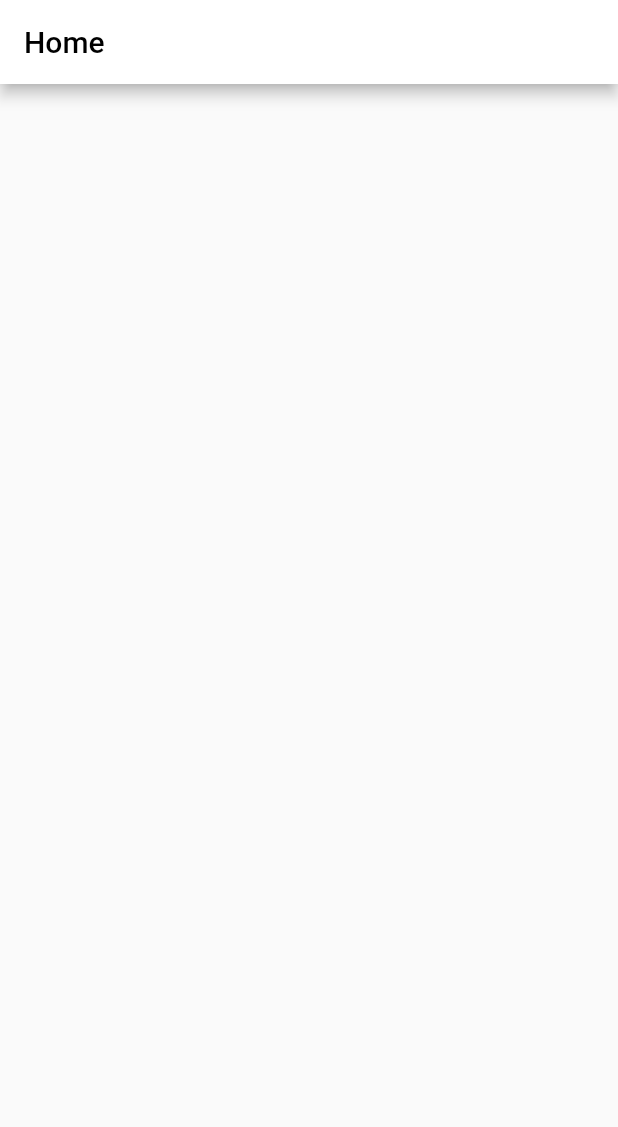
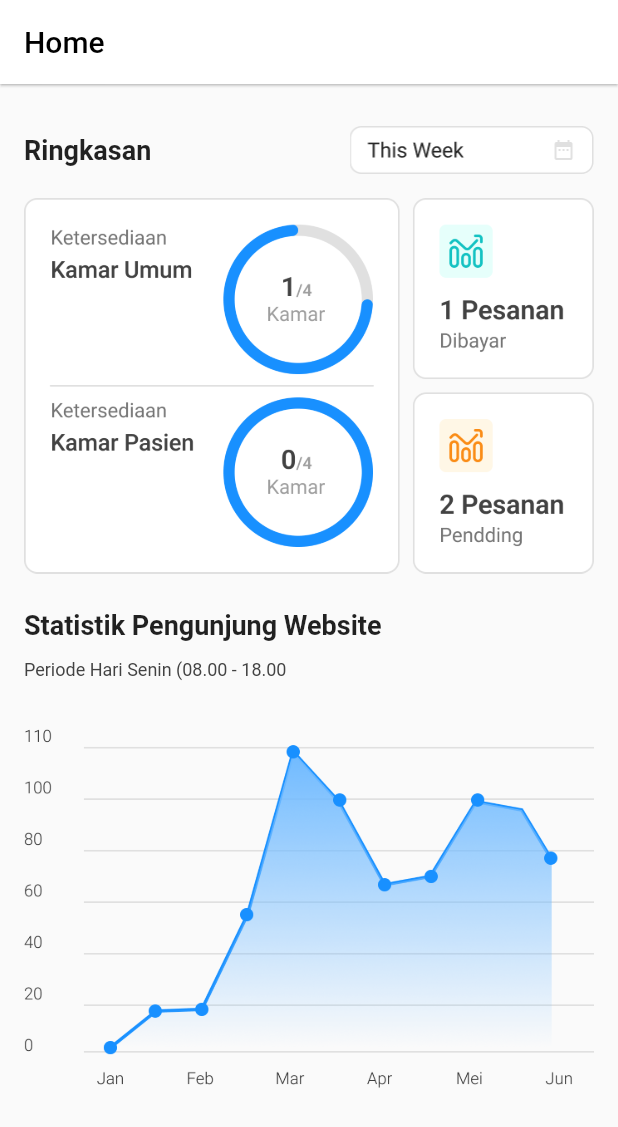
Before and after one commit to asrafilll/slicing_ui_flutter, a Flutter app: the HomePage screen opened directly, on a phone screen of 412 x 824 dp. Shown: the top 1127 px of the screen. Run offline on Flutter 3.47's test engine with Material 2 defaults, Android fonts, the phone set to English and light mode, and no system bars.

Commit message:
feat: HomePage Done

```diff
--- a/lib/home_page.dart
+++ b/lib/home_page.dart
@@ -7,6 +7,7 @@ class HomePage extends StatelessWidget {
   Widget build(BuildContext context) {
     return Scaffold(
       appBar: AppBar(
+        elevation: 0.7,
         centerTitle: false,
         leadingWidth: 0,
         title: const Text(
@@ -17,13 +18,54 @@ class HomePage extends StatelessWidget {
         ),
         backgroundColor: Colors.white,
       ),
-      body: Column(
-        children: [
-          const SizedBox(height: 28),
-          Row(
-            children: [],
-          )
-        ],
+      body: SingleChildScrollView(
+        child: Padding(
+          padding: const EdgeInsets.symmetric(horizontal: 16.0),
+          child: Column(
+            crossAxisAlignment: CrossAxisAlignment.start,
+            children: [
+              const SizedBox(height: 28),
+              Row(
+                mainAxisAlignment: MainAxisAlignment.spaceBetween,
+                children: [
+                  const Text(
+                    "Ringkasan",
+                    style: TextStyle(
+                      fontSize: 18,
+                      fontWeight: FontWeight.bold,
+                    ),
+                  ),
+                  Image.asset(
+                    'assets/images/date-picker.png',
+                    width: 163,
+                    height: 32,
+                  ),
+                ],
+              ),
+              const SizedBox(height: 16),
+              Image.asset('assets/images/roomchart.png'),
+              const SizedBox(height: 24),
+              const Text(
+                "Statistik Pengunjung Website",
+                style: TextStyle(
+                  fontSize: 18,
+                  fontWeight: FontWeight.bold,
+                ),
+              ),
+              const SizedBox(height: 12),
+              const Text(
+                "Periode Hari Senin (08.00 - 18.00",
+                style: TextStyle(
+                  fontSize: 12,
+                  color: Color(0xff424242),
+                ),
+              ),
+              const SizedBox(height: 29),
+              Image.asset('assets/images/linechart.png'),
+              const SizedBox(height: 29),
+            ],
+          ),
+        ),
       ),
     );
   }
--- a/lib/order_page.dart
+++ b/lib/order_page.dart
@@ -9,6 +9,7 @@ class OrderPage extends StatelessWidget {
       appBar: AppBar(
         centerTitle: false,
         leadingWidth: 0,
+        elevation: 0.7,
         title: const Text(
           "Pesanan",
           style: TextStyle(
--- a/lib/other_page.dart
+++ b/lib/other_page.dart
@@ -9,6 +9,7 @@ class OtherPage extends StatelessWidget {
       appBar: AppBar(
         centerTitle: false,
         leadingWidth: 0,
+        elevation: 0.7,
         title: const Text(
           "Lainnya",
           style: TextStyle(
--- a/lib/room_page.dart
+++ b/lib/room_page.dart
@@ -9,6 +9,7 @@ class RoomPage extends StatelessWidget {
       appBar: AppBar(
         centerTitle: false,
         leadingWidth: 0,
+        elevation: 0.7,
         title: const Text(
           "Kamar",
           style: TextStyle(
```
Also changed, not shown: assets/images/date-picker.png (added), assets/images/linechart.png (added), assets/images/roomchart.png (added).
